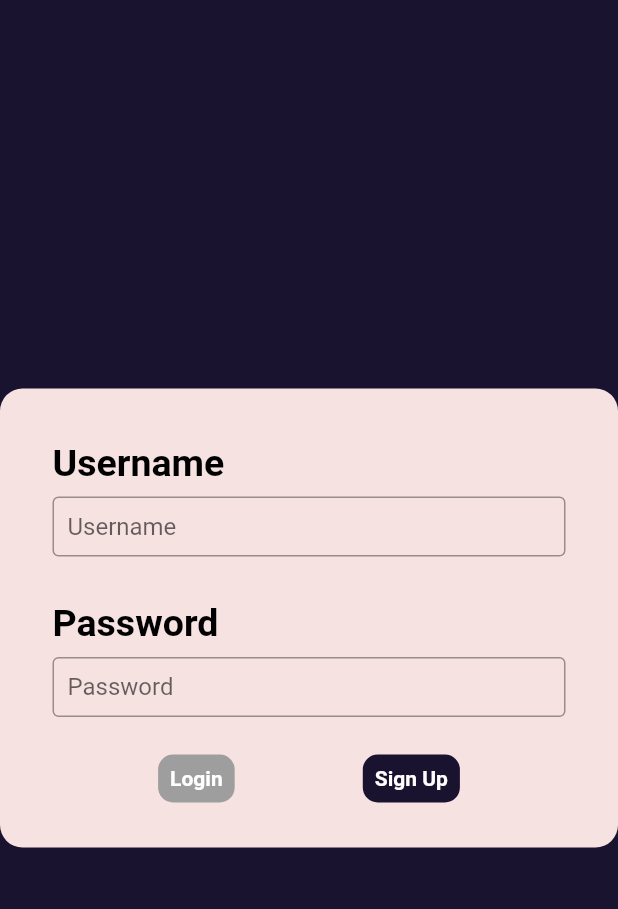
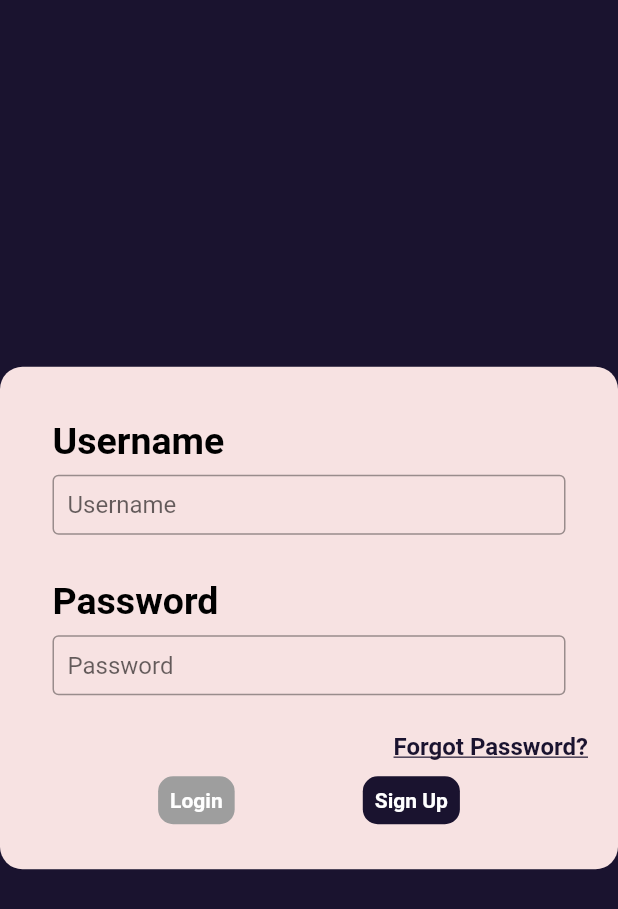
Before and after one commit to bssughosh/login_workflow, a Flutter app: the screen it shows after launch, on a phone screen of 412 x 824 dp. Shown: the top 909 px of the screen. Run offline on Flutter 3.47's test engine with Material 2 defaults, Android fonts, the light colour scheme and no system bars; our stand-ins replace flutter_clean_architecture, fluttertoast, get_it, shared_preferences.

Commit message:
feat: call forgot password from login

```diff
--- a/lib/app/login/forgot_password/mobile/loading_view_mobile.dart
+++ b/lib/app/login/forgot_password/mobile/loading_view_mobile.dart
@@ -1,5 +1,8 @@
 import 'package:flutter/material.dart';
 
 Widget buildLoadingStateViewMobile() {
-  throw UnimplementedError();
+  return const Scaffold(
+    backgroundColor: Colors.transparent,
+    body: Center(child: CircularProgressIndicator()),
+  );
 }
--- a/lib/app/login/mobile/initialization_view_mobile.dart
+++ b/lib/app/login/mobile/initialization_view_mobile.dart
@@ -1,4 +1,5 @@
 import 'package:flutter/material.dart';
+import 'package:login_workflow/app/login/forgot_password/forgot_password_view.dart';
 
 import '../../../core/common_widgets/common_text_field.dart';
 import '../../../core/common_widgets/primary_button.dart';
@@ -45,6 +46,24 @@
                     obscureText: true,
                   ),
                   const SizedBox(height: 10),
+                  Align(
+                    alignment: Alignment.centerRight,
+                    child: InkWell(
+                      onTap: () {
+                        showModalBottomSheet(
+                          context: context,
+                          isScrollControlled: true,
+                          backgroundColor: Colors.transparent,
+                          builder: (_) => ForgotPasswordPage(),
+                        );
+                      },
+                      child: const Text(
+                        'Forgot Password?',
+                        style: kForgotPasswordTextStyle,
+                      ),
+                    ),
+                  ),
+                  const SizedBox(height: 10),
                   Row(
                     mainAxisAlignment: MainAxisAlignment.spaceEvenly,
                     children: [
--- a/lib/core/common_widgets/common_text_field.dart
+++ b/lib/core/common_widgets/common_text_field.dart
@@ -8,6 +8,7 @@
   final TextInputType textInputType;
   final bool obscureText;
   final String title;
+  final bool smallText;
 
   const CommonTextField({
     Key? key,
@@ -16,6 +17,7 @@
     required this.title,
     this.textInputType = TextInputType.text,
     this.obscureText = false,
+    this.smallText = false,
   }) : super(key: key);
 
   @override
@@ -26,7 +28,8 @@
         mainAxisSize: MainAxisSize.min,
         crossAxisAlignment: CrossAxisAlignment.start,
         children: [
-          Text(title, style: kHeadingTextStyle),
+          Text(title,
+              style: kHeadingTextStyle.copyWith(fontSize: smallText ? 16 : 25)),
           const SizedBox(height: 8),
           SizedBox(
             height: 40,
--- a/lib/core/constants.dart
+++ b/lib/core/constants.dart
@@ -34,3 +34,10 @@
   fontSize: 25,
   color: Colors.black,
 );
+
+const TextStyle kForgotPasswordTextStyle = TextStyle(
+  fontWeight: FontWeight.bold,
+  fontSize: 16,
+  color: kDarkAccentColor,
+  decoration: TextDecoration.underline,
+);
```
Also changed, not shown: lib/app/login/forgot_password/mobile/initialization_view_mobile.dart (+34 -1 lines).
